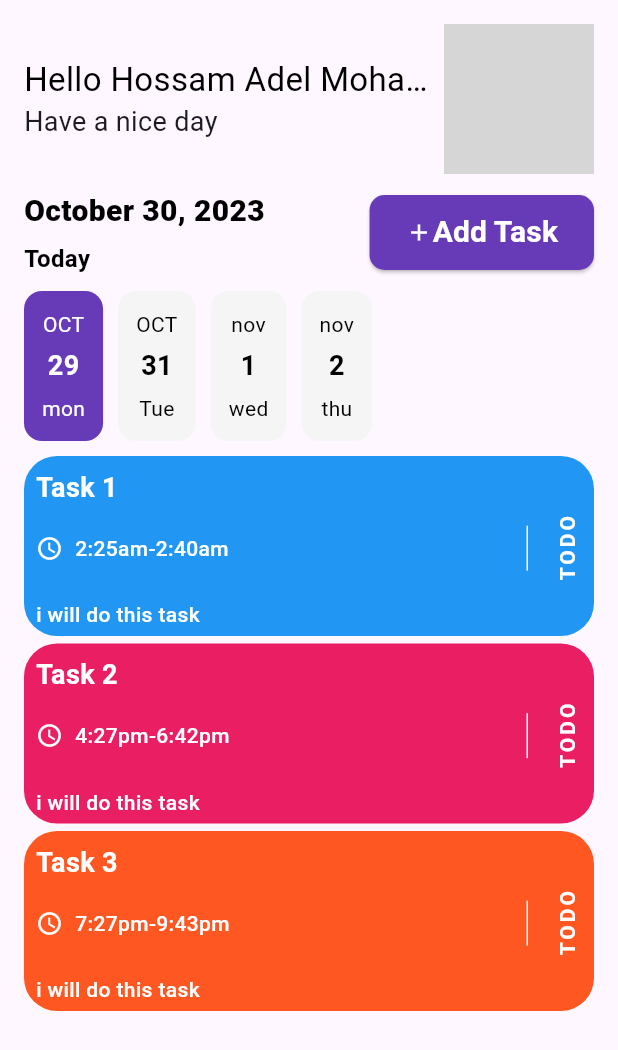
After one commit to hosamaldeghedy/taskati, a Flutter app: the screen it shows after launch, after a tap on "register", on a phone screen of 412 x 824 dp. The commit adds this screen. Shown: the top 1050 px of the screen. Run offline on Flutter 3.47's test engine with Material 3 defaults, Android fonts, the phone set to English and light mode, and no system bars; our stand-ins replace image_picker, lottie; network calls fail; grey boxes are pictures that could not be loaded.

Commit message:
add full project

```diff
--- a/lib/screens/auth_screen.dart
+++ b/lib/screens/auth_screen.dart
@@ -1,6 +1,7 @@
 import 'dart:io';
 import 'package:flutter/material.dart';
 import 'package:image_picker/image_picker.dart';
+import 'package:taskaty_app/screens/home_screen.dart';
 
 import '../widgets/app_button.dart';
 
@@ -32,8 +33,10 @@ class _AuthScreenState extends State<AuthScreen> {
   @override
   Widget build(BuildContext context) {
     return Scaffold(
-      body: Padding(
-        padding: const EdgeInsets.symmetric(horizontal: 16.0),
+      body: Center(
+        child: Padding(
+          padding:  EdgeInsets.symmetric(horizontal: 16.0),
+          child: SingleChildScrollView(
             child: Column(
               mainAxisAlignment: MainAxisAlignment.center,
               children: [
@@ -59,7 +62,52 @@ class _AuthScreenState extends State<AuthScreen> {
                 ),
                 const SizedBox(height: 20),
                 AppButton(title: 'Upload From Gallery', onPressed: pickImageFromGallery ),
+                SizedBox(height: 10),
+                Divider(thickness: 2, color: Colors.black),
+                SizedBox(height: 10,),
+
+                TextFormField(onTapOutside: (value){
+                  FocusScope.of(context).unfocus() ;  },
+                decoration: InputDecoration(
+                  label:Row(
+                    children: [
+                      Icon(Icons.person,color: Colors.deepPurple,),
+                      Text('Enter User Name'),
+                    ]),
+                  border: OutlineInputBorder(
+                    borderRadius: BorderRadius.circular(12) ),
+                  focusedBorder: OutlineInputBorder(
+                    borderRadius: BorderRadius.circular(12),
+                    borderSide: BorderSide(color: Colors.deepPurple , width: 2)
+                  ),
+                ),
+
+                ),
+                SizedBox(height: 10,),
+
+                TextFormField(onTapOutside: (value){
+                FocusScope.of(context).unfocus() ;  },
+
+                decoration: InputDecoration(
+
+                  border: OutlineInputBorder(
+                    borderRadius: BorderRadius.circular(12),
+
+                  ),
+                label: Row(
+                  children: [
+                  Icon(Icons.lock,color: Colors.deepPurple,),
+                  Text('Enter User password'),
+                ],),
+                ),
+                ),
+                SizedBox(height: 10,),
+                AppButton(title: 'register', onPressed: (){
+                 Navigator.pushAndRemoveUntil(context, MaterialPageRoute(builder: (c)=>HomeScreen()), (e)=>false);
+                })
               ],
+            ),
+          ),
         ),
       ),
     );
--- /dev/null
+++ b/lib/screens/home_screen.dart
@@ -0,0 +1,157 @@
+import 'package:flutter/material.dart';
+import 'package:taskaty_app/widgets/add_task_btn.dart';
+import 'package:taskaty_app/widgets/date.dart';
+import 'package:taskaty_app/widgets/task_container.dart';
+
+class HomeScreen extends StatefulWidget {
+  const HomeScreen({super.key});
+
+  @override
+  State<HomeScreen> createState() => _HomeScreenState();
+
+}
+
+class _HomeScreenState extends State<HomeScreen> {
+  int selectedIndex = 0 ;
+
+  @override
+  Widget build(BuildContext context) {
+    return Scaffold(
+      body: SafeArea(
+        child: Padding(
+          padding: EdgeInsets.all(16),
+          child: Column(
+            children: [
+              Row(
+                children: [
+                  Expanded(
+                    child: Column(
+                      crossAxisAlignment: CrossAxisAlignment.start,
+                      children: [
+                    Text('Hello Hossam Adel Mohammed Aldeghedy', style: TextStyle(
+                        color: Colors.black,
+                        fontSize: 22), maxLines: 1 , overflow: TextOverflow.ellipsis,
+                    ),
+                        Text('Have a nice day',
+                        style: TextStyle(
+                          fontSize: 18 ,
+                        ),
+                        )],
+                    ),
+                  ),
+                SizedBox(width: 10,) ,
+                  CircleAvatar(radius: 50,backgroundImage: Image.network('https://images.pexels.com/photos/1704488/pexels-photo-1704488.jpeg').image ,
+                  )
+                  ,
+                  SizedBox(height: 10,) ,
+                ],
+              ),
+              SizedBox(height: 10,) ,
+      Row(
+        children: [
+          Expanded(
+            child: Column(
+              crossAxisAlignment: CrossAxisAlignment.start,
+              children: const [
+                Text(
+                  'October 30, 2023',
+                  style: TextStyle(
+                    color: Colors.black,
+                    fontSize: 20,
+                    fontWeight: FontWeight.w800,
+                  ),
+                ),
+                SizedBox(height: 6),
+                Text(
+                  'Today',
+                  style: TextStyle(
+                    color: Colors.black,
+                    fontSize: 16,
+                    fontWeight: FontWeight.w600,
+                  ),
+                ),
+              ],
+            ),
+          ),
+          InkWell(child: AddTaskBtn ( onPressed: () {
+
+          } ))   ,
+
+        ],
+      ),
+              SizedBox(height: 10,) ,
+              Row(
+                children: [
+                  Date(
+                    month: 'OCT',
+                    day: '29',
+                    week: 'mon',
+                    isSelected: selectedIndex == 0,
+                    onTap: () {
+                      setState(() {
+                        selectedIndex = 0;
+                      });
+                    },
+                  ),
+                  SizedBox(width: 10),
+                  Date(
+                    month: 'OCT',
+                    day: '31',
+                    week: 'Tue',
+                    isSelected: selectedIndex == 1,
+                    onTap: () {
+                      setState(() {
+                        selectedIndex = 1;
+                      });
+                    },
+                  ),
+                  SizedBox(width: 10),
+                  Date(
+                    month: 'nov',
+                    day: '1',
+                    week: 'wed',
+                    isSelected: selectedIndex == 2,
+                    onTap: () {
+                      setState(() {
+                        selectedIndex = 2;
+                      });
+                    },
+                  ),
+                  SizedBox(width: 10),
+                  Date(
+                    month: 'nov',
+                    day: '2',
+                    week: 'thu',
+                    isSelected: selectedIndex == 3,
+                    onTap: () {
+                      setState(() {
+                        selectedIndex = 3;
+                      });
+                    },
+                  ),
+                ],
+              ),
+
+              SizedBox(height: 10),
+              SingleChildScrollView(
+                child: Column(
+                  children: [
+                    TaskContainer(color: Colors.blue, title: 'Task 1', description: 'i will do this task', time: '2:25am-2:40am',),
+                    SizedBox(height: 5),
+                    TaskContainer(color: Colors.pink, title: 'Task 2', description: 'i will do this task', time: '4:27pm-6:42pm',),
+                    SizedBox(height: 5),
+                    TaskContainer(color: Colors.deepOrange, title: 'Task 3', description: 'i will do this task', time: '7:27pm-9:43pm',),
+                  ]
+
+                ),
+              )
+            ],
+          ),
+
+        ),
+
+      ),
+
+    );
+  }
+}
--- /dev/null
+++ b/lib/widgets/add_task_btn.dart
@@ -0,0 +1,45 @@
+import 'package:flutter/material.dart';
+
+class AddTaskBtn extends StatelessWidget {
+
+  const AddTaskBtn({super.key, required this.onPressed});
+  final void Function() onPressed ;
+
+  @override
+  Widget build(BuildContext context) {
+    return ElevatedButton(
+
+
+
+
+        style: ElevatedButton.styleFrom(
+          backgroundColor: Colors.deepPurple,
+          minimumSize: Size (40,50) ,
+          shape: RoundedRectangleBorder(
+            borderRadius: BorderRadius.circular(10),
+          ),
+
+        ),
+
+        onPressed: onPressed,
+
+        child:
+        Row(
+          mainAxisSize: MainAxisSize.min,
+          children: [
+            Icon(Icons.add
+            ,color: Colors.white,),
+            Text( 'Add Task' ,style: TextStyle(
+                fontSize: 20,
+                fontWeight: FontWeight.bold,
+                color: Colors.white )
+            )
+
+          ],
+    ) ,
+
+
+
+    ) ;
+  }
+}
--- /dev/null
+++ b/lib/widgets/date.dart
@@ -0,0 +1,59 @@
+import 'package:flutter/material.dart';
+
+class Date extends StatelessWidget {
+  const Date({
+    super.key,
+    required this.month,
+    required this.day,
+    required this.week,
+    required this.isSelected,
+    required this.onTap,
+  });
+
+  final String month;
+  final String day;
+  final String week;
+  final bool isSelected;
+  final VoidCallback onTap;
+
+  @override
+  Widget build(BuildContext context) {
+    return InkWell(
+      borderRadius: BorderRadius.circular(12),
+      onTap: onTap,
+      child: Container(
+        padding: EdgeInsets.all(12),
+        decoration: BoxDecoration(
+          color: isSelected ? Colors.deepPurple : Colors.grey.shade100,
+          borderRadius: BorderRadius.circular(12),
+        ),
+        child: Column(
+          children: [
+            Text(
+              month,
+              style: TextStyle(
+                color: isSelected ? Colors.white : Colors.black,
+              ),
+            ),
+            SizedBox(height: 5),
+            Text(
+              day,
+              style: TextStyle(
+                fontSize: 18,
+                fontWeight: FontWeight.bold,
+                color: isSelected ? Colors.white : Colors.black,
+              ),
+            ),
+            SizedBox(height: 5),
+            Text(
+              week,
+              style: TextStyle(
+                color: isSelected ? Colors.white : Colors.black,
+              ),
+            ),
+          ],
+        ),
+      ),
+    );
+  }
+}
--- /dev/null
+++ b/lib/widgets/task_container.dart
@@ -0,0 +1,219 @@
+import 'package:flutter/material.dart';
+
+class TaskContainer extends StatelessWidget {
+  final MaterialColor color ;
+  final  String title ;
+  final String description ;
+  final String time ;
+
+  const TaskContainer({super.key,required this.color,required this.title,required this.description,required this.time});
+
+  @override
+  Widget build(BuildContext context) {
+    return Container(
+      height: 120,
+      width: double.infinity,
+
+      decoration: BoxDecoration(
+        color: color,
+        borderRadius: BorderRadius.circular(22),
+      ) ,
+
+
+        child: Padding(
+          padding:  EdgeInsets.all(8.0),
+          child: SingleChildScrollView(
+            child: Column(
+              crossAxisAlignment: CrossAxisAlignment.start,
+              children: [
+
+                Text(
+                  title,
+                  style: const TextStyle(
+                    color: Colors.white,
+                    fontSize: 18,
+                    fontWeight: FontWeight.w700,
+                  ),
+                ),
+                const SizedBox(height: 5),
+                Row(
+                  children: [
+                    const Icon(Icons.access_time, color: Colors.white, size: 18),
+                    const SizedBox(width: 8),
+                    Text(
+                      time,
+                      style: TextStyle(
+                        color: Colors.white ,
+                        fontSize: 14,
+                        fontWeight: FontWeight.w500,
+                      ),
+                    ),
+
+
+                    Spacer(),
+
+                    Container(
+                      width: 1,
+                      height: 30,
+                      color: Colors.white ,
+                      margin: const EdgeInsets.symmetric(horizontal: 16),
+
+                    ),
+                    Center(
+                      child: RotatedBox(
+                        quarterTurns: 3,
+                        child: const Text(
+                          'TODO',
+                          style: TextStyle(
+                            color: Colors.white,
+                            fontSize: 14,
+                            fontWeight: FontWeight.bold,
+                            letterSpacing: 2,
+                          ),
+                        ),
+                      ),
+                    ),
+
+                  ],
+                ),
+                const SizedBox(height: 12),
+                Text(
+                  description,
+                  style: const TextStyle(
+                    color: Colors.white,
+                    fontSize: 14,
+                    fontWeight: FontWeight.w500,
+                  ),
+                ),
+
+              ],
+
+            ),
+          ),
+        )
+
+
+
+
+
+
+
+
+
+
+
+
+
+
+
+
+
+
+
+
+
+
+
+
+
+
+      //
+      // Row(
+      //     children: [
+      //       Expanded(
+      //         child: Padding(
+      //           padding: const EdgeInsets.symmetric(horizontal: 18, vertical: 16),
+      //           child: Column(
+      //             crossAxisAlignment: CrossAxisAlignment.start,
+      //             children: [
+      //               Text(
+      //                 title,
+      //                 style: const TextStyle(
+      //                   color: Colors.white,
+      //                   fontSize: 18,
+      //                   fontWeight: FontWeight.w700,
+      //                 ),
+      //               ),
+      //               const SizedBox(height: 12),
+      //               Row(
+      //                 children: [
+      //                   const Icon(Icons.access_time, color: Colors.white, size: 18),
+      //                   const SizedBox(width: 8),
+      //                   Text(
+      //                     time,
+      //                     style: TextStyle(
+      //                       color: Colors.white.withOpacity(0.92),
+      //                       fontSize: 14,
+      //                       fontWeight: FontWeight.w500,
+      //                     ),
+      //                   ),
+      //                 ],
+      //               ),
+      //               const SizedBox(height: 12),
+      //               Text(
+      //                 description,
+      //                 style: const TextStyle(
+      //                   color: Colors.white,
+      //                   fontSize: 14,
+      //                   fontWeight: FontWeight.w500,
+      //                 ),
+      //               ),
+      //             ],
+      //           ),
+      //         ),
+      //       ),
+      //       SizedBox(
+      //         width: 64,
+      //         child: Stack(
+      //           children: [
+      //             Positioned(
+      //               left: 18,
+      //               top: 14,
+      //               bottom: 14,
+      //               child: Container(
+      //                 width: 1,
+      //                 color: Colors.white.withOpacity(0.85),
+      //               ),
+      //             ),
+      //             Center(
+      //               child: RotatedBox(
+      //                 quarterTurns: 3,
+      //                 child: const Text(
+      //                   'TODO',
+      //                   style: TextStyle(
+      //                     color: Colors.white,
+      //                     fontSize: 14,
+      //                     fontWeight: FontWeight.w700,
+      //                     letterSpacing: 2,
+      //                   ),
+      //                 ),
+      //               ),
+      //             ),
+      //           ],
+      //         ),
+      //       ),
+      //     ],
+      //   ),
+      //
+      // );
+      //     // children: [Center(
+      //     //   child: RotatedBox(
+      //     //     quarterTurns: 3,
+      //     //     child: const Text(
+      //     //       'TODO',
+      //     //       style: TextStyle(
+      //     //         color: Colors.white,
+      //     //         fontSize: 14,
+      //     //         fontWeight: FontWeight.w700,
+      //     //         letterSpacing: 2,
+      //     //       ),
+      //     //     ),
+      //     //   ),
+      //     // ),]
+
+
+
+
+
+    ); }
+}
```
Lines whose indentation alone changed are shown as unchanged.
